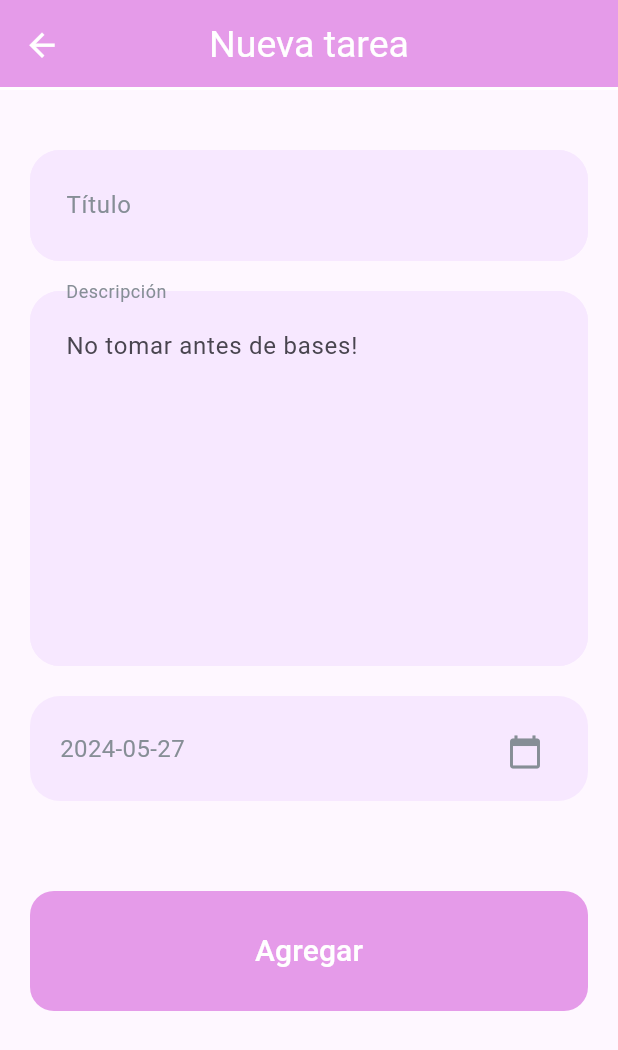
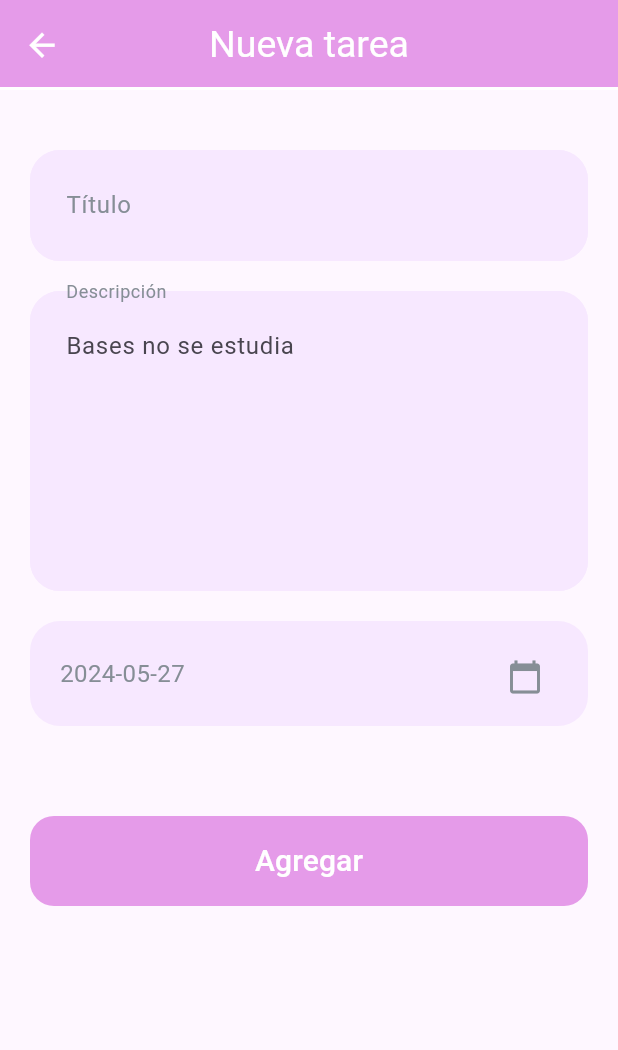
Before and after one commit to donjosh-ua/tasks_flutter, a Flutter app: the AddTaskScreen screen opened directly with empty values, on a phone screen of 412 x 824 dp. Shown: the top 1050 px of the screen. Run offline on Flutter 3.47's test engine with Material 3 defaults, Android fonts, the phone set to English and light mode, and no system bars; our stand-ins replace cloud_firestore, firebase_auth, firebase_core, flutter_secure_storage, google_sign_in; accounts and stored records are empty.

```diff
--- a/lib/client/screens/add_task_screen.dart
+++ b/lib/client/screens/add_task_screen.dart
@@ -67,7 +67,7 @@ class _AddTaskScreenState extends State<AddTaskScreen> {
                   _titleController,
                 ),
                 const SizedBox(height: 20.0),
-                textArea(context, "Descripción", "No tomar antes de bases!",
+                textArea(context, "Descripción", "Bases no se estudia",
                     _descriptionController),
                 const SizedBox(height: 20.0),
                 DateField(controller: _dateController),
@@ -87,9 +87,14 @@ class _AddTaskScreenState extends State<AddTaskScreen> {
       alignment: Alignment.center,
       child: SizedBox(
         width: MediaQuery.of(context).size.width - horizontalScreenPadding,
-        height: 80,
+        height: buttonHeight,
         child: FloatingActionButton(
           onPressed: () {
+            if (_titleController.text.isEmpty) {
+              ScaffoldMessenger.of(context).showSnackBar(
+                  snackBar(context, 'La tarea debe tener título', true));
+              return;
+            }
             TaskRepository().addTask({
               'title': _titleController.text,
               'description': _descriptionController.text,
@@ -108,7 +113,7 @@ class _AddTaskScreenState extends State<AddTaskScreen> {
           child: Text(
             text,
             style: const TextStyle(
-              fontSize: 20.0,
+              fontSize: buttonFontSize,
               color: Colors.white,
             ),
           ),
--- a/lib/client/widgets/text_area.dart
+++ b/lib/client/widgets/text_area.dart
@@ -6,7 +6,7 @@ Widget textArea(
     context, String text, String hint, TextEditingController controller) {
   return SizedBox(
     width: MediaQuery.of(context).size.width - horizontalScreenPadding,
-    height: 250,
+    height: 200,
     child: TextField(
       controller: controller,
       maxLines: 10,
--- a/lib/shared/constants/config.dart
+++ b/lib/shared/constants/config.dart
@@ -8,7 +8,7 @@ const double cardRadius = 20.0;
 const double cardElevation = 0;
 
 const double cardHeight = 100;
-const double buttonHeight = 70;
+const double buttonHeight = 60;
 const double appBarHeight = 60;
 
 const double buttonIconSize = 80;
```
Also changed, not shown: lib/client/screens/edit_task_screen.dart (+7 -2 lines).
